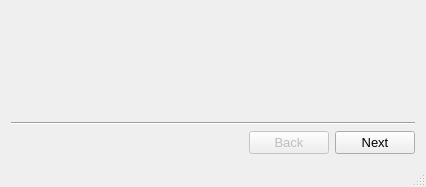
radszy/ntscout, file src/mainwindow.ui: the form before one commit.
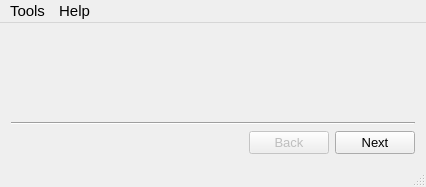
The form after the commit. Icons and pictures are not drawn.

The edit to the form file:
```diff
--- a/src/mainwindow.ui
+++ b/src/mainwindow.ui
@@ -86,9 +86,40 @@
      <x>0</x>
      <y>0</y>
      <width>426</width>
-     <height>20</height>
+     <height>23</height>
     </rect>
    </property>
+   <property name="font">
+    <font>
+     <pointsize>11</pointsize>
+    </font>
+   </property>
+   <widget class="QMenu" name="menuTools">
+    <property name="font">
+     <font>
+      <pointsize>11</pointsize>
+     </font>
+    </property>
+    <property name="title">
+     <string>Tools</string>
+    </property>
+    <addaction name="actionUpdate"/>
+    <addaction name="actionSettings"/>
+   </widget>
+   <widget class="QMenu" name="menuHelp">
+    <property name="font">
+     <font>
+      <pointsize>11</pointsize>
+     </font>
+    </property>
+    <property name="title">
+     <string>Help</string>
+    </property>
+    <addaction name="actionReport"/>
+    <addaction name="actionAbout"/>
+   </widget>
+   <addaction name="menuTools"/>
+   <addaction name="menuHelp"/>
   </widget>
   <widget class="QStatusBar" name="statusBar"/>
  </widget>
```
Left out of the diff: 150 changed lines with no effect on the pictures.
